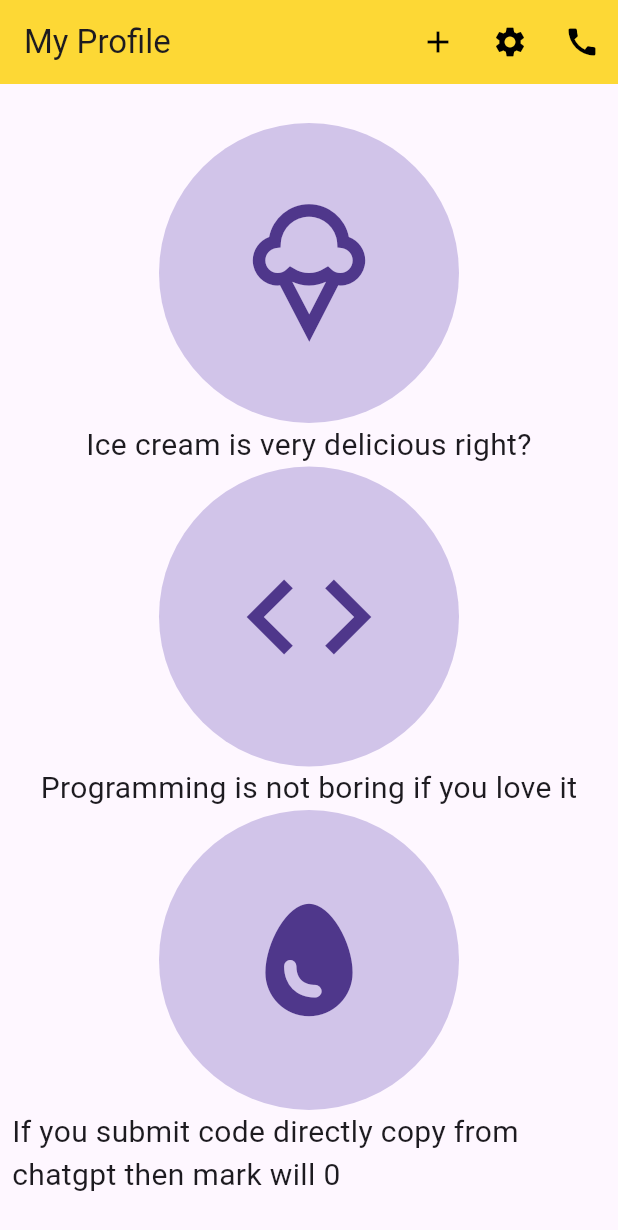
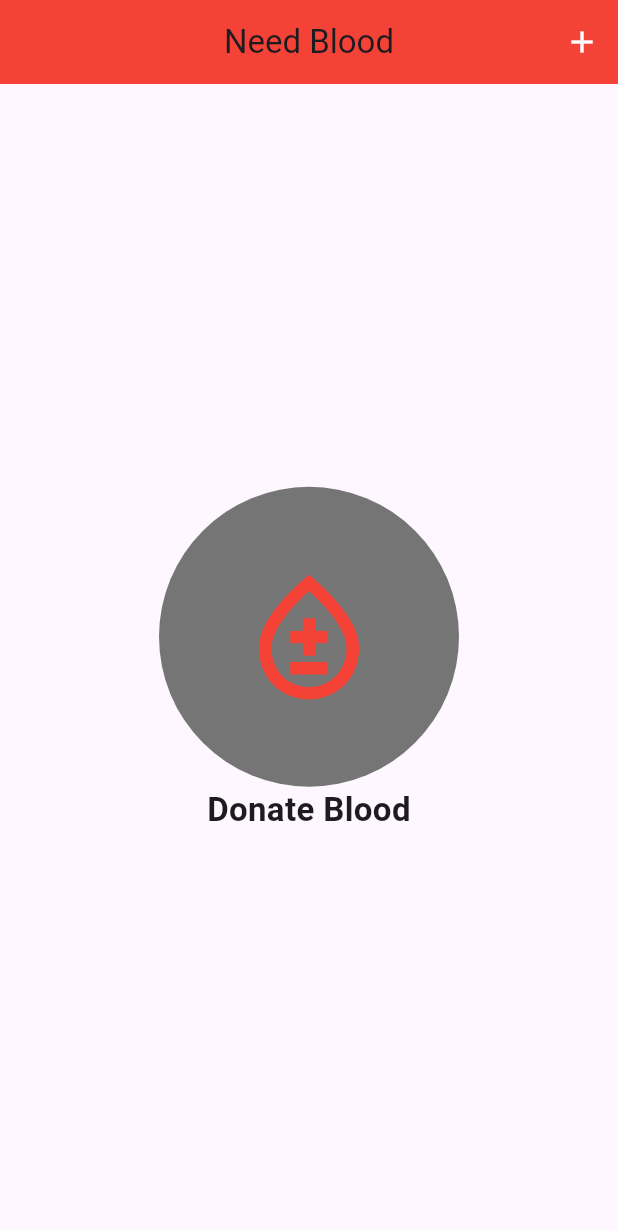
Before and after one commit to ButtonedUp/Ostad-Assignment-2, a Flutter app: the screen it shows after launch, on a phone screen of 412 x 824 dp. Shown: the top 1230 px of the screen. Run offline on Flutter 3.47's test engine with Material 3 defaults, Android fonts, the phone set to English and light mode, and no system bars.

Commit message:
Ostad Assignment 2

```diff
--- a/lib/main.dart
+++ b/lib/main.dart
@@ -22,79 +22,39 @@ class Home extends StatelessWidget {
   Widget build(BuildContext context) {
     return Scaffold(
       appBar: AppBar(
-        title: Text('My Profile'),
-        backgroundColor: Colors.yellow.shade600,
+        title: Text('Need Blood'),
+        backgroundColor: Colors.red,
+        centerTitle: true,
         actions: [
           IconButton(
             onPressed: () => {},
-            icon: Icon(Icons.add, color: Colors.black),
-          ),
-          IconButton(
-            onPressed: () => {},
-            icon: Icon(Icons.settings, color: Colors.black),
-          ),
-          IconButton(
-            onPressed: () => {},
-            icon: Icon(Icons.call, color: Colors.black),
+            icon: Icon(Icons.add, color: Colors.white),
           ),
         ],
       ),
-      body: Padding(
-        padding: const EdgeInsets.all(8.0),
+      body: Center(
         child: Column(
           mainAxisAlignment: MainAxisAlignment.center,
+          crossAxisAlignment: CrossAxisAlignment.center,
           children: [
             Column(
-              //mainAxisAlignment: MainAxisAlignment.center,
               children: [
                 CircleAvatar(
                   radius: 100,
-                  backgroundColor: Colors.deepPurple.shade100,
+                  backgroundColor: Colors.grey.shade600,
                   child: Icon(
-                    Icons.icecream_outlined,
+                    Icons.bloodtype_outlined,
+                    color: Colors.red,
                     size: 100,
                   ),
                 ),
                 Text(
-                  "Ice cream is very delicious right?",
-                  style: TextStyle(fontSize: 20),
+                  "Donate Blood",
+                  style: TextStyle(
+                      fontWeight: FontWeight.bold,
+                      fontSize: 22,
+                  ),
                   textAlign: TextAlign.center,
-                ),
-              ],
-            ),
-            Column(
-              //mainAxisAlignment: MainAxisAlignment.center,
-              children: [
-                CircleAvatar(
-                  radius: 100,
-                  backgroundColor: Colors.deepPurple.shade100,
-                  child: Icon(
-                    Icons.code,
-                    size: 100,
-                  ),
-                ),
-                Text(
-                  "Programming is not boring if you love it",
-                  style: TextStyle(fontSize: 20),
-                  textAlign: TextAlign.center,
-                ),
-              ],
-            ),
-            Column(
-              //mainAxisAlignment: MainAxisAlignment.center,
-              children: [
-                CircleAvatar(
-                  radius: 100,
-                  backgroundColor: Colors.deepPurple.shade100,
-                  child: Icon(
-                    Icons.egg,
-                    size: 100,
-                  ),
-                ),
-                Text(
-                  "If you submit code directly copy from chatgpt then mark will 0",
-                  style: TextStyle(fontSize: 20),
-                  textAlign: TextAlign.start,
                 ),
               ],
             ),
```
